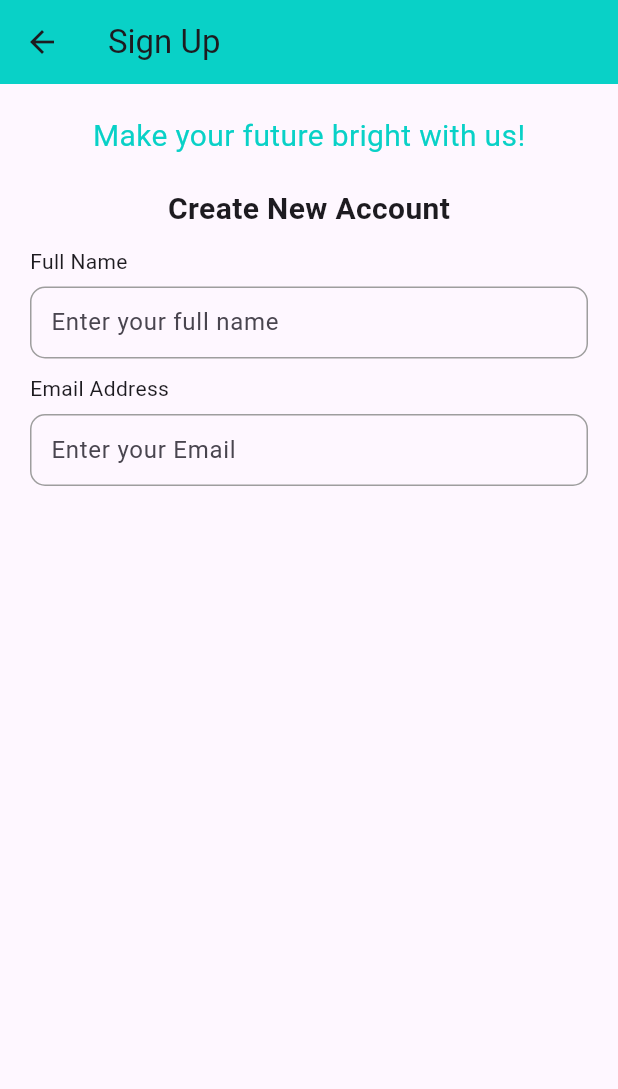
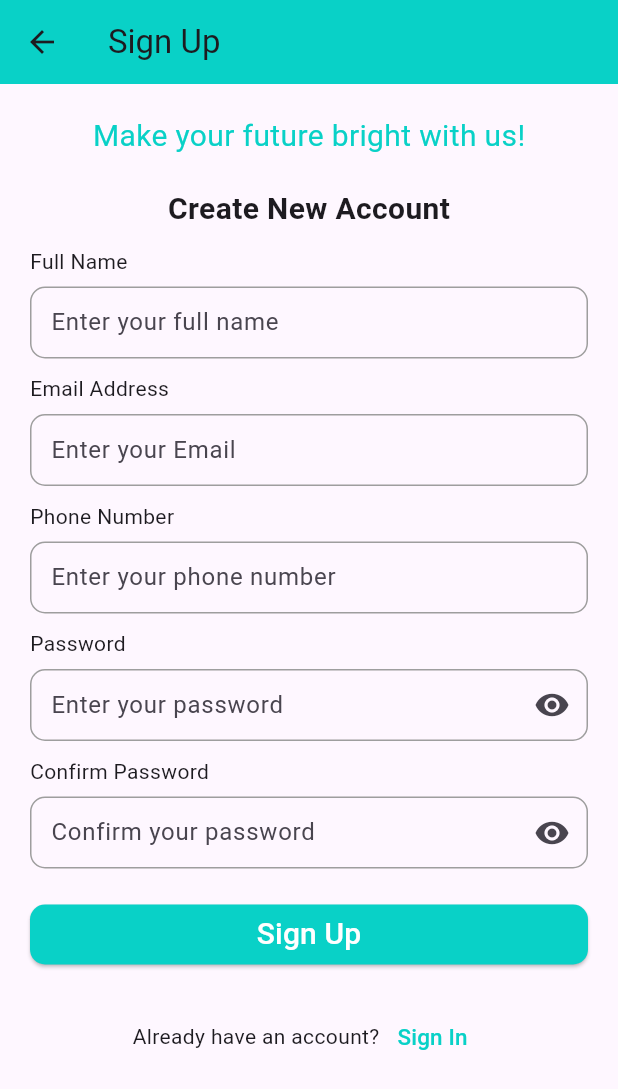
Before and after one commit to chand-latif/finalYearProject, a Flutter app: the SignUp screen opened by its route, on a phone screen of 412 x 824 dp. Shown: the top 1089 px of the screen. Run offline on Flutter 3.47's test engine with Material 3 defaults, Android fonts, the light colour scheme and no system bars; our stand-ins replace pin_code_fields.

```diff
--- a/lib/account_type.dart
+++ b/lib/account_type.dart
@@ -1,6 +1,6 @@
 import 'package:fix_easy/theme.dart';
 import 'package:flutter/material.dart';
-import 'package:fix_easy/sign_up.dart';
+
 
 class ChooseAccountType extends StatefulWidget {
   const ChooseAccountType({super.key});
--- a/lib/main.dart
+++ b/lib/main.dart
@@ -3,6 +3,8 @@ import 'package:flutter/material.dart';
 import 'login_screen.dart';
 import 'account_type.dart';
 import 'sign_up.dart';
+import 'forgot_password.dart';
+import 'verficationOTP.dart';
 
 void main() {
   runApp(const MyApp());
@@ -20,6 +22,8 @@ class MyApp extends StatelessWidget {
         '/home': (context) => MyHomePage(title: 'FYP',),
         '/accountType': (context) => ChooseAccountType(),
         '/signUp': (context) => SignUp(),
+        '/forgotPassword': (context) => forgotPassword(),
+
       },
       title: 'FYP',
 
--- a/lib/sign_up.dart
+++ b/lib/sign_up.dart
@@ -9,6 +9,7 @@ class SignUp extends StatefulWidget {
 }
 
 class _SignUpState extends State<SignUp> {
+  bool isObscure = true;
   @override
   Widget build(BuildContext context) {
     return Scaffold(
@@ -90,9 +91,132 @@ class _SignUpState extends State<SignUp> {
                     ),
                   ],
                 ),
+                Column(
+                  mainAxisAlignment: MainAxisAlignment.start,
+                  crossAxisAlignment: CrossAxisAlignment.start,
+                  spacing: 7,
+                  children: [
+                    Text('Phone Number'),
+                    TextField(
+
+                      decoration: InputDecoration(
+                        border: OutlineInputBorder(
+                          borderRadius: BorderRadius.circular(10),
+                          borderSide: BorderSide(
+                            color: Colors.white,
+                            width: 2,
+                          ),
+                        ),
+                        enabledBorder: OutlineInputBorder(
+                          borderRadius: BorderRadius.circular(10),
+                          borderSide: BorderSide(
+                            color: Colors.grey,
+                            width: 1,
+                          ),
+                        ),
+                        hintText: 'Enter your phone number',
+                        contentPadding: EdgeInsets.symmetric(
+                          vertical: 0,
+                          horizontal: 10,
+                        ),
+                      ),
+                    ),
+                  ],
+                ),
+                Column(
+                  mainAxisAlignment: MainAxisAlignment.start,
+                  crossAxisAlignment: CrossAxisAlignment.start,
+                  spacing: 7,
+                  children: [
+                    Text('Password'),
+                    TextField(
+                      obscureText: isObscure,
+                      decoration: InputDecoration(
+                        suffixIcon: IconButton(icon: Icon(isObscure? Icons.visibility : Icons.visibility_off),
+                        onPressed: (){},
+                        ),
+                        border: OutlineInputBorder(
+                          borderRadius: BorderRadius.circular(10),
+                          borderSide: BorderSide(color: Colors.white, width: 2),
+                        ),
+                        enabledBorder: OutlineInputBorder(
+                          borderRadius: BorderRadius.circular(10),
+                          borderSide: BorderSide(color: Colors.grey, width: 1),
+                        ),
+                        contentPadding: EdgeInsets.symmetric(
+                          vertical: 0,
+                          horizontal: 10,
+                        ),
+                        hintText: 'Enter your password',
+
+
+                      ),
+                    ),
+                  ],
+                ),
+                Column(
+                  mainAxisAlignment: MainAxisAlignment.start,
+                  crossAxisAlignment: CrossAxisAlignment.start,
+                  spacing: 7,
+                  children: [
+                    Text('Confirm Password'),
+                    TextField(
+                      obscureText: isObscure,
+                      decoration: InputDecoration(
+                        suffixIcon: IconButton(icon: Icon(isObscure? Icons.visibility : Icons.visibility_off),
+                        onPressed: (){},
+                        ),
+                        border: OutlineInputBorder(
+                          borderRadius: BorderRadius.circular(10),
+                          borderSide: BorderSide(color: Colors.white, width: 2),
+                        ),
+                        enabledBorder: OutlineInputBorder(
+                          borderRadius: BorderRadius.circular(10),
+                          borderSide: BorderSide(color: Colors.grey, width: 1),
+                        ),
+                        contentPadding: EdgeInsets.symmetric(
+                          vertical: 0,
+                          horizontal: 10,
+                        ),
+                        hintText: 'Confirm your password',
+
+
+                      ),
+                    ),
+                  ],
+                ),
               ],
-            )
+            ),
+            SizedBox(
+            width: double.infinity,
+            child: ElevatedButton(
+              style: ElevatedButton.styleFrom(
+                backgroundColor: AppColors.primary,
+                foregroundColor: Colors.white,
+                shape: RoundedRectangleBorder(
+                  borderRadius: BorderRadius.circular(10),
+                ),
+              ),
+              onPressed: () {
+                Navigator.pushNamed(context, '/loginScreen');
+              },
+              child: Text('Sign Up', style: TextStyle(fontSize: 20),),
+            ),
+          ),
+          Row(
+            mainAxisAlignment: MainAxisAlignment.center,
+            children: [
+              Text('Already have an account?'),
+              TextButton(
+                onPressed: () {
+                  Navigator.pushNamed(context, '/home');
+                },
+                child: Text('Sign In', style: TextStyle(color: AppColors.primary, fontSize: 15),),
+              ),
+            ],
+          ),
           ],
+
         ),
       ),
     );
--- a/pubspec.yaml
+++ b/pubspec.yaml
@@ -31,9 +31,11 @@ dependencies:
   flutter:
     sdk: flutter
 
+
   # The following adds the Cupertino Icons font to your application.
   # Use with the CupertinoIcons class for iOS style icons.
   cupertino_icons: ^1.0.8
+  pin_code_fields: ^8.0.1
 
 dev_dependencies:
   flutter_test:
```
Also changed, not shown: lib/forgot_password.dart (added, +91 -0 lines), lib/login_screen.dart (+11 -0 lines), lib/verficationOTP.dart (added, +97 -0 lines), pubspec.lock.
